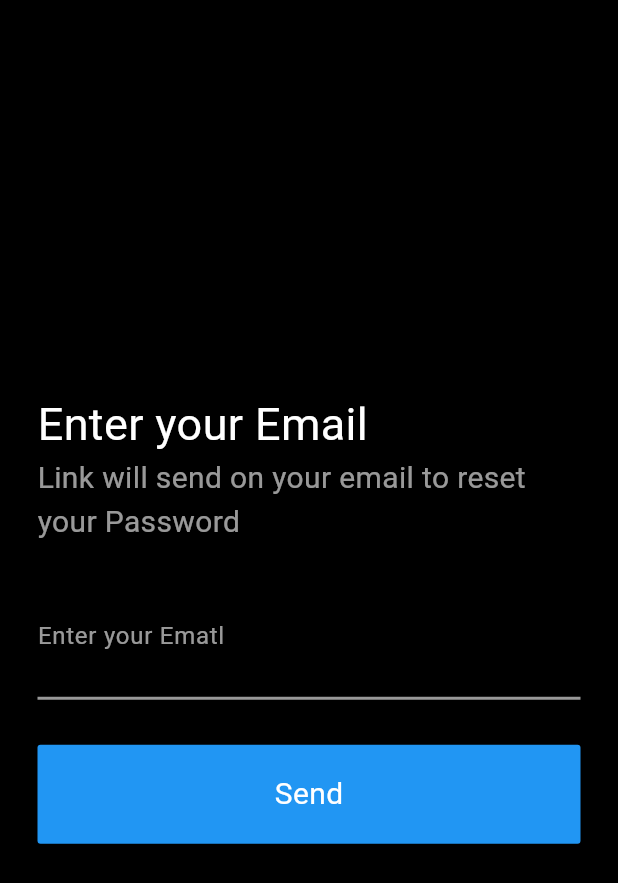
After one commit to KishanBin/Chatify, a Flutter app: the screen it shows after launch, after a tap on "Forgot Password ?", on a phone screen of 412 x 824 dp. The commit adds this screen. Shown: the top 883 px of the screen. Run offline on Flutter 3.47's test engine with Material 3 defaults, Android fonts, the phone set to English and light mode, and no system bars; our stand-ins replace cached_network_image, cloud_firestore, firebase_auth, firebase_core, firebase_storage, image_picker and 2 more; missing offline and left inert: email_otp; accounts and stored records are empty; network calls fail.

Commit message:
text chating started

```diff
--- a/lib/Models/chatMessage.dart
+++ b/lib/Models/chatMessage.dart
@@ -9,7 +9,7 @@ class chatMessages {
   });
   late final String toID;
   late final String read;
-  late final Type type;
+  late final String type;
   late final String sent;
   late final String fromID;
   late final String mesg;
@@ -17,7 +17,7 @@ class chatMessages {
   chatMessages.fromJson(Map<String, dynamic> json) {
     toID = json['toID'].toString();
     read = json['read'].toString();
-    type = json['type'].toString() == Type.image.name ? Type.image : Type.text;
+    type = json['type'].toString(); //== Type.image.name ? Type.image : Type.text;
     sent = json['sent'].toString();
     fromID = json['fromID'].toString();
     mesg = json['mesg'].toString();
@@ -35,4 +35,4 @@ class chatMessages {
   }
 }
 
-enum Type {text,image}
+// enum Type { text, image }
--- a/lib/Pages/VerificationPage.dart
+++ b/lib/Pages/VerificationPage.dart
@@ -69,7 +69,7 @@ class VerificationState extends State<Verification> {
         Toast.show('OTP sent',
             backgroundColor: Colors.black,
             duration: 3,
-            textStyle: TextStyle(color: Colors.white),
+            textStyle: TextStyle(color: Colors.white, fontSize: 20),
             gravity: Toast.top);
       } else {
         print('otp sent fail');
@@ -160,7 +160,7 @@ class VerificationState extends State<Verification> {
         Form(
           key: _formKey,
           child: formField1(
-            hintText: "OTP",
+            hintText: "Enter 6-Digit OTP",
             controller: otpController,
             validate: (value) {
               if (value == null || value.isEmpty) {
--- /dev/null
+++ b/lib/Pages/forgotPassword.dart
@@ -0,0 +1,74 @@
+import 'package:chatify/UiHelper.dart';
+import 'package:firebase_auth/firebase_auth.dart';
+import 'package:flutter/cupertino.dart';
+import 'package:flutter/material.dart';
+import 'package:toast/toast.dart';
+
+class forgotPassword extends StatefulWidget {
+  const forgotPassword({super.key});
+
+  @override
+  State<forgotPassword> createState() => _forgotPasswordState();
+}
+
+class _forgotPasswordState extends State<forgotPassword> {
+  var _email = TextEditingController();
+  @override
+  Widget build(BuildContext context) {
+    return Scaffold(
+      backgroundColor: Colors.black,
+      //appBar: AppBar(),
+      body: Container(
+        margin: EdgeInsets.all(25),
+        alignment: Alignment.center,
+        //  decoration: BoxDecoration(border: Border.all(color: Colors.red)),
+        child: Column(
+          mainAxisAlignment: MainAxisAlignment.center,
+          crossAxisAlignment: CrossAxisAlignment.center,
+          children: [
+            Heading1(
+                Heading: "Enter your Email",
+                SubHeading:
+                    "Link will send on your email to reset your Password"),
+            SizedBox(
+              height: 20,
+            ),
+            formField1(
+                hintText: 'Enter your Ematl',
+                controller: _email,
+                validate: (value) {},
+                obsecureText: false),
+            SizedBox(
+              height: 30,
+            ),
+            InkWell(
+              onTap: () {
+                resetPassword(_email.text);
+                ToastContext().init(context);
+                Toast.show('Link sent',
+                    backgroundColor: Colors.black,
+                    duration: 3,
+                    textStyle: TextStyle(color: Colors.white, fontSize: 20),
+                    gravity: Toast.top);
+              },
+              child: textButton(
+                  buttonText: "Send",
+                  textColor: Colors.white,
+                  backgroundColor: Colors.blue),
+            ),
+          ],
+        ),
+      ),
+    );
+  }
+
+  Future<void> resetPassword(String email) async {
+    try {
+      await FirebaseAuth.instance.sendPasswordResetEmail(email: email);
+      // Show a success message or handle the reset email
+    } catch (e) {
+      // Handle any errors (e.g., invalid email, user not found)
+      print('Error sending reset email: $e');
+    }
+  }
+}
--- a/lib/Pages/loginPage.dart
+++ b/lib/Pages/loginPage.dart
@@ -1,4 +1,5 @@
 import 'package:chatify/Pages/Home.dart';
+import 'package:chatify/Pages/forgotPassword.dart';
 import 'package:chatify/Pages/registerPage.dart';
 import 'package:chatify/UiHelper.dart';
 import 'package:firebase_auth/firebase_auth.dart';
@@ -144,6 +145,8 @@ class LoginPageState extends State<LoginPage> {
                 return null;
               },
               controller: _emailController),
+          Column(
+            children: [
               formField1(
                   hintText: 'Password',
                   obsecureText: true,
@@ -154,11 +157,24 @@ class LoginPageState extends State<LoginPage> {
                     return null;
                   },
                   controller: _passWordContorller),
+              //forgot Password Button
+              TextButton(
+                  onPressed: () => Navigator.push(
+                      context,
+                      MaterialPageRoute(
+                          builder: (context) => forgotPassword())),
+                  child: Text(
+                    'Forgot Password ?',
+                    style: TextStyle(color: Colors.white),
+                  ))
+            ],
+          ),
         ],
       ),
     );
   }
 
+  //To check the user is logined or not
   void checkUser() async {
     var pref = await SharedPreferences.getInstance();
     var check = pref.getString(loginKey);
--- a/pubspec.yaml
+++ b/pubspec.yaml
@@ -46,6 +46,12 @@ dependencies:
   cached_network_image: ^3.3.1
   flutter_cache_manager: ^3.3.2
   firebase_storage: ^11.7.5
+  flutter_launcher_icons: ^0.13.1
+
+flutter_launcher_icons:
+  android: true
+  ios: false
+  image_path: "Assets/Image/AppLogo.jpg"
 
 dev_dependencies:
   flutter_test:
```
Also changed, not shown: lib/Pages/Home.dart (+28 -19 lines), lib/Pages/ProfilePage.dart (+17 -3 lines), lib/Pages/chatScreen.dart (+24 -21 lines), lib/UiHelper.dart (+34 -32 lines), lib/apis.dart (+40 -3 lines), Assets/Image/AppLogo.jpg (added), pubspec.lock, 5 other files. Lines whose indentation alone changed are shown as unchanged.
